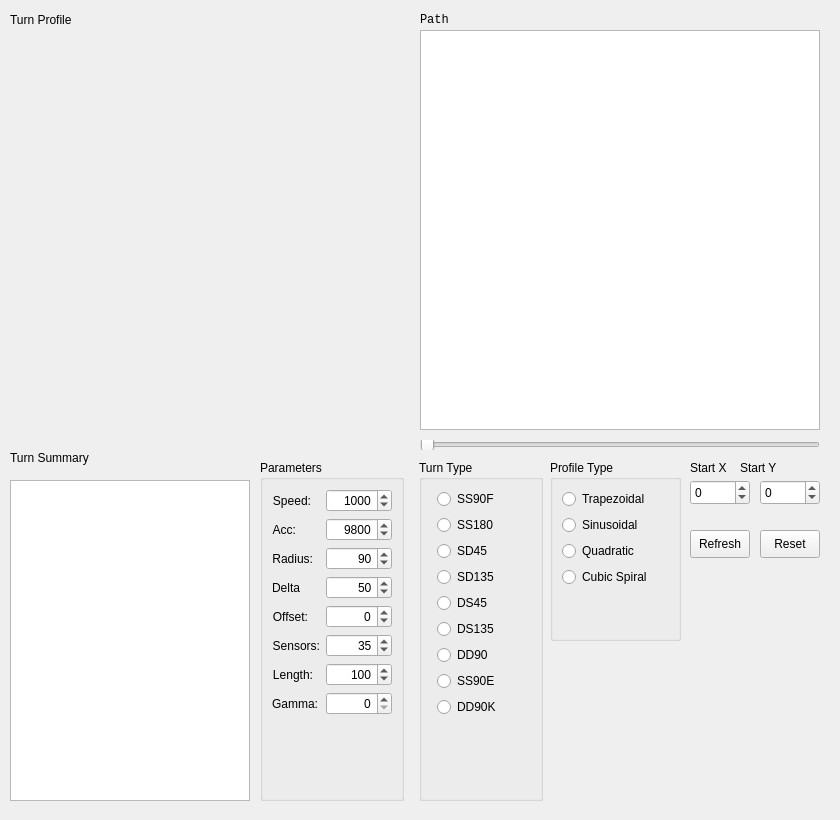
The window that pyturnprofile.ui (micromouseonline/pyTurnProfile) describes before a commit, drawn with Qt 5.
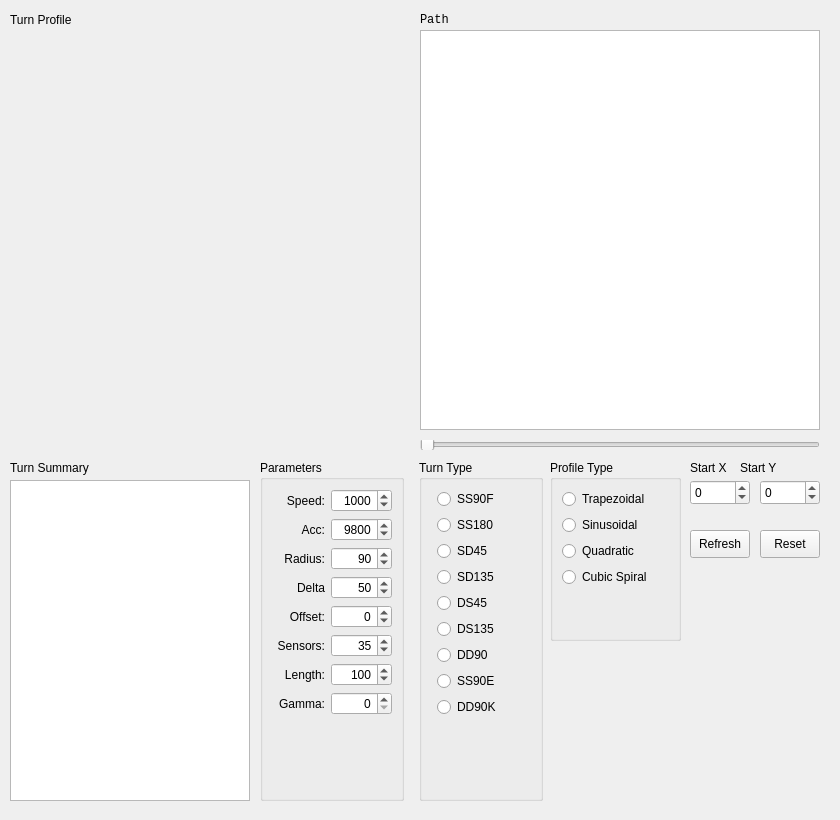
The same window after the commit. Custom widgets are drawn as their Qt base class.

Commit message: improve the recalculation when changing turns

```diff
--- a/pyturnprofile.ui
+++ b/pyturnprofile.ui
@@ -200,7 +200,7 @@
     <property name="title">
      <string>Parameters</string>
     </property>
-    <layout class="QFormLayout" name="formLayout">
+    <layout class="QGridLayout" name="gridLayout">
      <item row="0" column="0">
       <widget class="QLabel" name="lblSpeed">
        <property name="text">
@@ -211,130 +211,6 @@
        </property>
       </widget>
      </item>
-     <item row="0" column="1">
-      <widget class="QSpinBox" name="turnSpeedSpinBox">
-       <property name="frame">
-        <bool>true</bool>
-       </property>
-       <property name="alignment">
-        <set>Qt::AlignRight|Qt::AlignTrailing|Qt::AlignVCenter</set>
-       </property>
-       <property name="buttonSymbols">
-        <enum>QAbstractSpinBox::UpDownArrows</enum>
-       </property>
-       <property name="minimum">
-        <number>100</number>
-       </property>
-       <property name="maximum">
-        <number>3000</number>
-       </property>
-       <property name="singleStep">
-        <number>10</number>
-       </property>
-       <property name="value">
-        <number>1000</number>
-       </property>
-      </widget>
-     </item>
-     <item row="1" column="0">
-      <widget class="QLabel" name="lblAcc">
-       <property name="text">
-        <string>Acc:</string>
-       </property>
-       <property name="alignment">
-        <set>Qt::AlignRight|Qt::AlignTrailing|Qt::AlignVCenter</set>
-       </property>
-      </widget>
-     </item>
-     <item row="1" column="1">
-      <widget class="QSpinBox" name="accelerationSpinBox">
-       <property name="frame">
-        <bool>true</bool>
-       </property>
-       <property name="alignment">
-        <set>Qt::AlignRight|Qt::AlignTrailing|Qt::AlignVCenter</set>
-       </property>
-       <property name="buttonSymbols">
-        <enum>QAbstractSpinBox::UpDownArrows</enum>
-       </property>
-       <property name="minimum">
-        <number>1000</number>
-       </property>
-       <property name="maximum">
-        <number>70000</number>
-       </property>
-       <property name="singleStep">
-        <number>100</number>
-       </property>
-       <property name="value">
-        <number>9800</number>
-       </property>
-      </widget>
-     </item>
-     <item row="2" column="0">
-      <widget class="QLabel" name="lblRadius">
-       <property name="text">
-        <string>Radius:</string>
-       </property>
-       <property name="alignment">
-        <set>Qt::AlignRight|Qt::AlignTrailing|Qt::AlignVCenter</set>
-       </property>
-      </widget>
-     </item>
-     <item row="2" column="1">
-      <widget class="QSpinBox" name="radiusSpinBox">
-       <property name="frame">
-        <bool>true</bool>
-       </property>
-       <property name="alignment">
-        <set>Qt::AlignRight|Qt::AlignTrailing|Qt::AlignVCenter</set>
-       </property>
-       <property name="buttonSymbols">
-        <enum>QAbstractSpinBox::UpDownArrows</enum>
-       </property>
-       <property name="minimum">
-        <number>15</number>
-       </property>
-       <property name="maximum">
-        <number>270</number>
-       </property>
-       <property name="value">
-        <number>90</number>
-       </property>
-      </widget>
-     </item>
-     <item row="3" column="0">
-      <widget class="QLabel" name="lblDelta">
-       <property name="text">
-        <string>Delta</string>
-       </property>
-       <property name="alignment">
-        <set>Qt::AlignRight|Qt::AlignTrailing|Qt::AlignVCenter</set>
-       </property>
-      </widget>
-     </item>
-     <item row="3" column="1">
-      <widget class="QSpinBox" name="deltaSpinBox">
-       <property name="frame">
-        <bool>true</bool>
-       </property>
-       <property name="alignment">
-        <set>Qt::AlignRight|Qt::AlignTrailing|Qt::AlignVCenter</set>
-       </property>
-       <property name="buttonSymbols">
-        <enum>QAbstractSpinBox::UpDownArrows</enum>
-       </property>
-       <property name="minimum">
-        <number>5</number>
-       </property>
-       <property name="maximum">
-        <number>200</number>
-       </property>
-       <property name="value">
-        <number>50</number>
-       </property>
-      </widget>
-     </item>
      <item row="4" column="0">
       <widget class="QLabel" name="lblOffset">
        <property name="text">
@@ -345,6 +221,16 @@
        </property>
       </widget>
      </item>
+     <item row="3" column="0">
+      <widget class="QLabel" name="lblDelta">
+       <property name="text">
+        <string>Delta</string>
+       </property>
+       <property name="alignment">
+        <set>Qt::AlignRight|Qt::AlignTrailing|Qt::AlignVCenter</set>
+       </property>
+      </widget>
+     </item>
      <item row="4" column="1">
       <widget class="QSpinBox" name="offsetSpinBox">
        <property name="frame">
@@ -374,6 +260,28 @@
        </property>
       </widget>
      </item>
+     <item row="3" column="1">
+      <widget class="QSpinBox" name="deltaSpinBox">
+       <property name="frame">
+        <bool>true</bool>
+       </property>
+       <property name="alignment">
+        <set>Qt::AlignRight|Qt::AlignTrailing|Qt::AlignVCenter</set>
+       </property>
+       <property name="buttonSymbols">
+        <enum>QAbstractSpinBox::UpDownArrows</enum>
+       </property>
+       <property name="minimum">
+        <number>5</number>
+       </property>
+       <property name="maximum">
+        <number>200</number>
+       </property>
+       <property name="value">
+        <number>50</number>
+       </property>
+      </widget>
+     </item>
      <item row="5" column="1">
       <widget class="QSpinBox" name="sensorAngleSpinBox">
        <property name="frame">
@@ -396,6 +304,41 @@
        </property>
       </widget>
      </item>
+     <item row="1" column="1">
+      <widget class="QSpinBox" name="accelerationSpinBox">
+       <property name="frame">
+        <bool>true</bool>
+       </property>
+       <property name="alignment">
+        <set>Qt::AlignRight|Qt::AlignTrailing|Qt::AlignVCenter</set>
+       </property>
+       <property name="buttonSymbols">
+        <enum>QAbstractSpinBox::UpDownArrows</enum>
+       </property>
+       <property name="minimum">
+        <number>1000</number>
+       </property>
+       <property name="maximum">
+        <number>70000</number>
+       </property>
+       <property name="singleStep">
+        <number>100</number>
+       </property>
+       <property name="value">
+        <number>9800</number>
+       </property>
+      </widget>
+     </item>
+     <item row="2" column="0">
+      <widget class="QLabel" name="lblRadius">
+       <property name="text">
+        <string>Radius:</string>
+       </property>
+       <property name="alignment">
+        <set>Qt::AlignRight|Qt::AlignTrailing|Qt::AlignVCenter</set>
+       </property>
+      </widget>
+     </item>
      <item row="6" column="0">
       <widget class="QLabel" name="lblLength">
        <property name="text">
@@ -406,28 +349,6 @@
        </property>
       </widget>
      </item>
-     <item row="6" column="1">
-      <widget class="QSpinBox" name="cubicLengthSpinBox">
-       <property name="frame">
-        <bool>true</bool>
-       </property>
-       <property name="alignment">
-        <set>Qt::AlignRight|Qt::AlignTrailing|Qt::AlignVCenter</set>
-       </property>
-       <property name="buttonSymbols">
-        <enum>QAbstractSpinBox::UpDownArrows</enum>
-       </property>
-       <property name="minimum">
-        <number>50</number>
-       </property>
-       <property name="maximum">
-        <number>500</number>
-       </property>
-       <property name="value">
-        <number>100</number>
-       </property>
-      </widget>
-     </item>
      <item row="7" column="0">
       <widget class="QLabel" name="lblGamma">
        <property name="text">
@@ -438,6 +359,85 @@
        </property>
       </widget>
      </item>
+     <item row="0" column="1">
+      <widget class="QSpinBox" name="turnSpeedSpinBox">
+       <property name="frame">
+        <bool>true</bool>
+       </property>
+       <property name="alignment">
+        <set>Qt::AlignRight|Qt::AlignTrailing|Qt::AlignVCenter</set>
+       </property>
+       <property name="buttonSymbols">
+        <enum>QAbstractSpinBox::UpDownArrows</enum>
+       </property>
+       <property name="minimum">
+        <number>100</number>
+       </property>
+       <property name="maximum">
+        <number>3000</number>
+       </property>
+       <property name="singleStep">
+        <number>10</number>
+       </property>
+       <property name="value">
+        <number>1000</number>
+       </property>
+      </widget>
+     </item>
+     <item row="1" column="0">
+      <widget class="QLabel" name="lblAcc">
+       <property name="text">
+        <string>Acc:</string>
+       </property>
+       <property name="alignment">
+        <set>Qt::AlignRight|Qt::AlignTrailing|Qt::AlignVCenter</set>
+       </property>
+      </widget>
+     </item>
+     <item row="2" column="1">
+      <widget class="QSpinBox" name="radiusSpinBox">
+       <property name="frame">
+        <bool>true</bool>
+       </property>
+       <property name="alignment">
+        <set>Qt::AlignRight|Qt::AlignTrailing|Qt::AlignVCenter</set>
+       </property>
+       <property name="buttonSymbols">
+        <enum>QAbstractSpinBox::UpDownArrows</enum>
+       </property>
+       <property name="minimum">
+        <number>15</number>
+       </property>
+       <property name="maximum">
+        <number>270</number>
+       </property>
+       <property name="value">
+        <number>90</number>
+       </property>
+      </widget>
+     </item>
+     <item row="6" column="1">
+      <widget class="QSpinBox" name="cubicLengthSpinBox">
+       <property name="frame">
+        <bool>true</bool>
+       </property>
+       <property name="alignment">
+        <set>Qt::AlignRight|Qt::AlignTrailing|Qt::AlignVCenter</set>
+       </property>
+       <property name="buttonSymbols">
+        <enum>QAbstractSpinBox::UpDownArrows</enum>
+       </property>
+       <property name="minimum">
+        <number>50</number>
+       </property>
+       <property name="maximum">
+        <number>500</number>
+       </property>
+       <property name="value">
+        <number>100</number>
+       </property>
+      </widget>
+     </item>
      <item row="7" column="1">
       <widget class="QSpinBox" name="gammaSpinBox">
        <property name="frame">
@@ -457,6 +457,19 @@
        </property>
       </widget>
      </item>
+     <item row="8" column="0">
+      <spacer name="verticalSpacer_3">
+       <property name="orientation">
+        <enum>Qt::Vertical</enum>
+       </property>
+       <property name="sizeHint" stdset="0">
+        <size>
+         <width>20</width>
+         <height>40</height>
+        </size>
+       </property>
+      </spacer>
+     </item>
     </layout>
    </widget>
    <widget class="QGroupBox" name="gbTurnType">
@@ -613,7 +626,7 @@
     <property name="geometry">
      <rect>
       <x>10</x>
-      <y>450</y>
+      <y>460</y>
       <width>131</width>
       <height>16</height>
      </rect>
```
Left out of the diff: 8 changed lines with no effect on the pictures. The commit also changes 4 other files.
